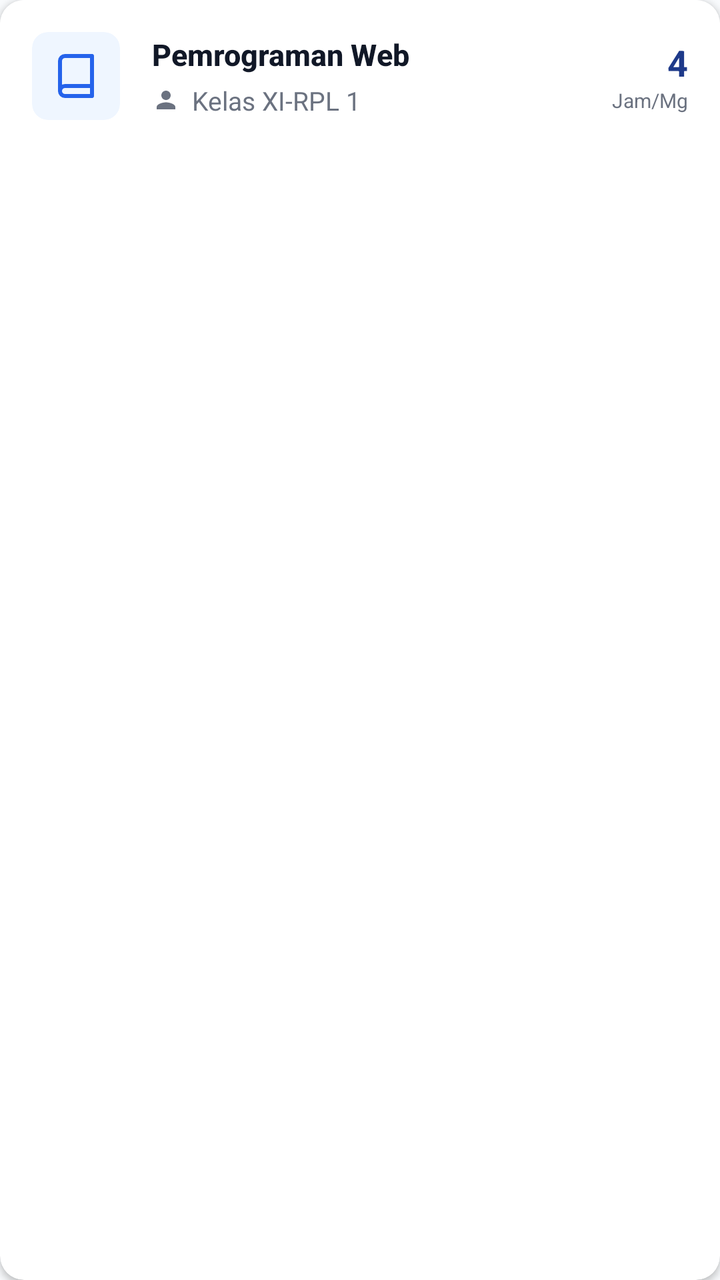
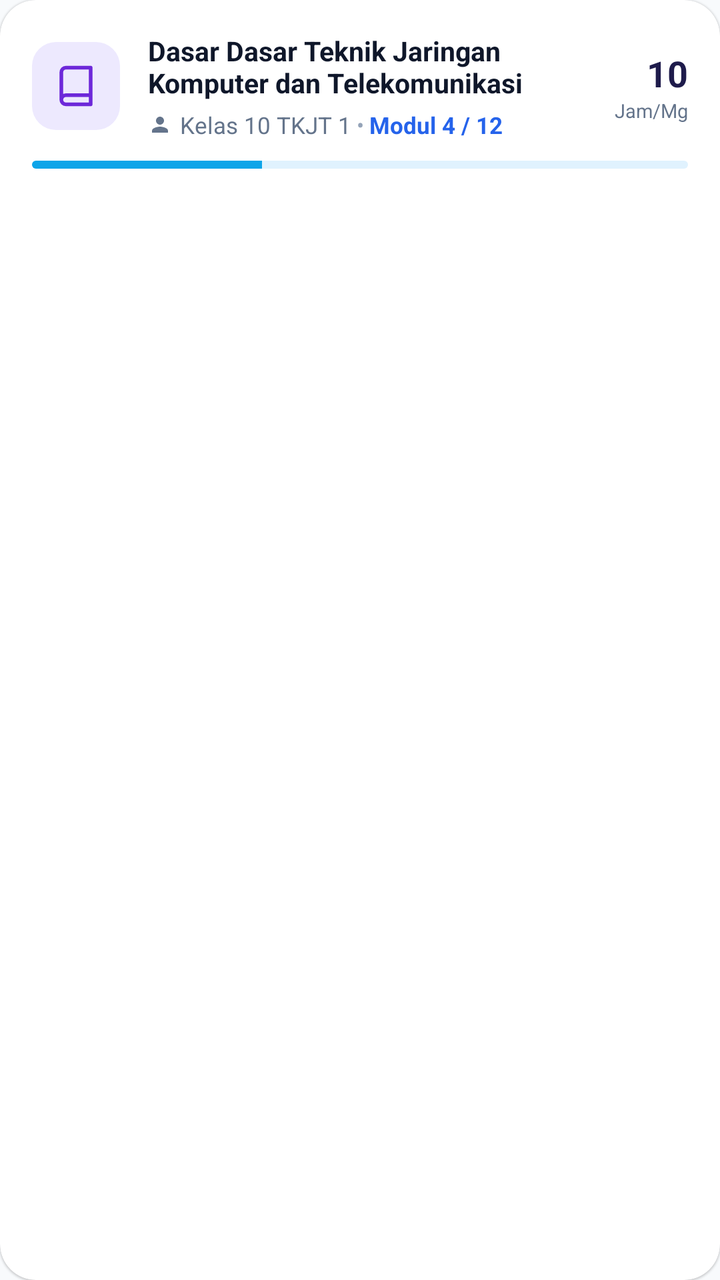

Screens rendered from an Android XML layout before and after an edit, with the pre-edit source and the edit as a unified diff.
<!-- AndroidManifest.xml: application theme Theme.MarijanCBT -->
<!-- res/layout/item_mapel_diampu.xml -->
<?xml version="1.0" encoding="utf-8"?>
<androidx.cardview.widget.CardView xmlns:android="http://schemas.android.com/apk/res/android"
    xmlns:app="http://schemas.android.com/apk/res-auto"
    android:layout_width="match_parent"
    android:layout_height="wrap_content"
    android:layout_marginBottom="12dp"
    app:cardCornerRadius="12dp"
    app:cardElevation="2dp">

    
    <LinearLayout
        android:layout_width="match_parent"
        android:layout_height="wrap_content"
        android:orientation="horizontal"
        android:gravity="center_vertical"
        android:padding="16dp"
        android:background="#FFFFFF">

        
        <androidx.cardview.widget.CardView
            android:layout_width="44dp"
            android:layout_height="44dp"
            app:cardCornerRadius="8dp"
            app:cardElevation="0dp"
            app:cardBackgroundColor="#EFF6FF"
            android:layout_marginEnd="16dp">
            
            <ImageView
                android:layout_width="24dp"
                android:layout_height="24dp"
                android:layout_gravity="center"
                android:src="@drawable/ic_modern_materi"
                app:tint="#2563EB" />
        </androidx.cardview.widget.CardView>

        
        <LinearLayout
            android:layout_width="0dp"
            android:layout_height="wrap_content"
            android:layout_weight="1"
            android:orientation="vertical">
            <TextView
                android:id="@+id/tvNamaMapel"
                android:layout_width="wrap_content"
                android:layout_height="wrap_content"
                android:text="Pemrograman Web"
                android:textColor="#111827"
                android:textSize="15sp"
                android:textStyle="bold"
                android:fontFamily="sans-serif-medium"
                android:layout_marginBottom="4dp" />
                
            <LinearLayout
                android:layout_width="wrap_content"
                android:layout_height="wrap_content"
                android:orientation="horizontal"
                android:gravity="center_vertical">
                <ImageView
                    android:layout_width="14dp"
                    android:layout_height="14dp"
                    android:src="@drawable/ic_modern_profile"
                    app:tint="#6B7280"
                    android:layout_marginEnd="6dp"/>
                <TextView
                    android:id="@+id/tvNamaKelas"
                    android:layout_width="wrap_content"
                    android:layout_height="wrap_content"
                    android:text="Kelas XI-RPL 1"
                    android:textColor="#6B7280"
                    android:textSize="13sp" />
            </LinearLayout>
        </LinearLayout>

        
        <LinearLayout
            android:layout_width="wrap_content"
            android:layout_height="wrap_content"
            android:orientation="vertical"
            android:gravity="end">
            <TextView
                android:id="@+id/tvTotalJam"
                android:layout_width="wrap_content"
                android:layout_height="wrap_content"
                android:text="4"
                android:textColor="#1E3A8A"
                android:textSize="18sp"
                android:textStyle="bold" />
            <TextView
                android:layout_width="wrap_content"
                android:layout_height="wrap_content"
                android:text="Jam/Mg"
                android:textColor="#6B7280"
                android:textSize="10sp" />
        </LinearLayout>
    </LinearLayout>
</androidx.cardview.widget.CardView>
<!-- resources referenced by this layout -->
<resources>
  <!-- drawable ic_modern_materi (drawable) -->
  <vector xmlns:android="http://schemas.android.com/apk/res/android" android:width="24dp" android:height="24dp" android:viewportWidth="24" android:viewportHeight="24">
    <path android:fillColor="#00000000" android:strokeColor="#9333EA" android:strokeWidth="2" android:strokeLineCap="round" android:strokeLineJoin="round" android:pathData="M4 19.5A2.5 2.5 0 0 1 6.5 17H20 M6.5 2H20v20H6.5A2.5 2.5 0 0 1 4 19.5v-15A2.5 2.5 0 0 1 6.5 2z"/>
  </vector>
  <!-- drawable ic_modern_profile (drawable) -->
  <vector xmlns:android="http://schemas.android.com/apk/res/android"
      android:width="24dp"
      android:height="24dp"
      android:viewportWidth="24"
      android:viewportHeight="24">
    <path
        android:fillColor="@android:color/white"
        android:pathData="M12,12c2.21,0 4,-1.79 4,-4s-1.79,-4 -4,-4 -4,1.79 -4,4 1.79,4 4,4zM12,14c-2.67,0 -8,1.34 -8,4v2h16v-2c0,-2.66 -5.33,-4 -8,-4z"/>
  </vector>
  <style name="Theme.MarijanCBT" parent="Theme.AppCompat.Light.NoActionBar">
          <item name="android:windowLightStatusBar">true</item>
          <item name="android:statusBarColor">#FFFFFF</item>
          <item name="android:windowBackground">#F8FAFC</item>
          <item name="android:windowAnimationStyle">@style/WindowAnimation.Smooth</item>
      </style>
  <style name="WindowAnimation.Smooth" parent="@android:style/Animation.Activity">
          <item name="android:activityOpenEnterAnimation">@anim/fade_in_smooth</item>
          <item name="android:activityOpenExitAnimation">@anim/stay_smooth</item>
          <item name="android:activityCloseEnterAnimation">@anim/stay_smooth</item>
          <item name="android:activityCloseExitAnimation">@anim/fade_out_smooth</item>
          <item name="android:taskOpenEnterAnimation">@anim/fade_in_smooth</item>
          <item name="android:taskOpenExitAnimation">@anim/stay_smooth</item>
          <item name="android:taskCloseEnterAnimation">@anim/stay_smooth</item>
          <item name="android:taskCloseExitAnimation">@anim/fade_out_smooth</item>
          <item name="android:taskToFrontEnterAnimation">@anim/fade_in_smooth</item>
          <item name="android:taskToFrontExitAnimation">@anim/stay_smooth</item>
          <item name="android:taskToBackEnterAnimation">@anim/stay_smooth</item>
          <item name="android:taskToBackExitAnimation">@anim/fade_out_smooth</item>
      </style>
</resources>

<!-- the commit's change to res/layout/item_mapel_diampu.xml (unified diff, before → after) -->
@@ -1,96 +1,137 @@
 <?xml version="1.0" encoding="utf-8"?>
 <androidx.cardview.widget.CardView xmlns:android="http://schemas.android.com/apk/res/android"
     xmlns:app="http://schemas.android.com/apk/res-auto"
+    xmlns:tools="http://schemas.android.com/tools"
     android:layout_width="match_parent"
     android:layout_height="wrap_content"
     android:layout_marginBottom="12dp"
-    app:cardCornerRadius="12dp"
-    app:cardElevation="2dp">
+    app:cardCornerRadius="18dp"
+    app:cardElevation="0.5dp"
+    app:cardBackgroundColor="#FFFFFF">
 
-    
     <LinearLayout
         android:layout_width="match_parent"
         android:layout_height="wrap_content"
-        android:orientation="horizontal"
-        android:gravity="center_vertical"
-        android:padding="16dp"
-        android:background="#FFFFFF">
+        android:orientation="vertical"
+        android:padding="16dp">
 
-        
-        <androidx.cardview.widget.CardView
-            android:layout_width="44dp"
-            android:layout_height="44dp"
-            app:cardCornerRadius="8dp"
-            app:cardElevation="0dp"
-            app:cardBackgroundColor="#EFF6FF"
-            android:layout_marginEnd="16dp">
+        <LinearLayout
+            android:layout_width="match_parent"
+            android:layout_height="wrap_content"
+            android:orientation="horizontal"
+            android:gravity="center_vertical">
+
             
-            <ImageView
-                android:layout_width="24dp"
-                android:layout_height="24dp"
-                android:layout_gravity="center"
-                android:src="@drawable/ic_modern_materi"
-                app:tint="#2563EB" />
-        </androidx.cardview.widget.CardView>
+            <FrameLayout
+                android:id="@+id/flMapelIconBg"
+                android:layout_width="44dp"
+                android:layout_height="44dp"
+                android:background="@drawable/bg_rounded_border"
+                android:backgroundTint="#EDE9FE"
+                android:layout_marginEnd="14dp">
 
-        
-        <LinearLayout
-            android:layout_width="0dp"
-            android:layout_height="wrap_content"
-            android:layout_weight="1"
-            android:orientation="vertical">
-            <TextView
-                android:id="@+id/tvNamaMapel"
-                android:layout_width="wrap_content"
+                <ImageView
+                    android:id="@+id/ivMapelIcon"
+                    android:layout_width="22dp"
+                    android:layout_height="22dp"
+                    android:layout_gravity="center"
+                    android:src="@drawable/ic_modern_materi"
+                    app:tint="#6D28D9" />
+            </FrameLayout>
+
+            
+            <LinearLayout
+                android:layout_width="0dp"
                 android:layout_height="wrap_content"
-                android:text="Pemrograman Web"
-                android:textColor="#111827"
-                android:textSize="15sp"
-                android:textStyle="bold"
-                android:fontFamily="sans-serif-medium"
-                android:layout_marginBottom="4dp" />
-                
+                android:layout_weight="1"
+                android:orientation="vertical">
+
+                <TextView
+                    android:id="@+id/tvNamaMapel"
+                    android:layout_width="match_parent"
+                    android:layout_height="wrap_content"
+                    android:text="Dasar Dasar Teknik Jaringan Komputer dan Telekomunikasi"
+                    android:textColor="#0F172A"
+                    android:textSize="13.5sp"
+                    android:textStyle="bold"
+                    android:maxLines="2"
+                    android:ellipsize="end" />
+
+                <LinearLayout
+                    android:layout_width="wrap_content"
+                    android:layout_height="wrap_content"
+                    android:orientation="horizontal"
+                    android:gravity="center_vertical"
+                    android:layout_marginTop="4dp">
+
+                    <ImageView
+                        android:layout_width="12dp"
+                        android:layout_height="12dp"
+                        android:src="@drawable/ic_modern_profile"
+                        app:tint="#64748B"
+                        android:layout_marginEnd="4dp"/>
+
+                    <TextView
+                        android:id="@+id/tvNamaKelas"
+                        android:layout_width="wrap_content"
+                        android:layout_height="wrap_content"
+                        android:text="Kelas 10 TKJT 1"
+                        android:textColor="#64748B"
+                        android:textSize="11.5sp" />
+
+                    <TextView
+                        android:layout_width="wrap_content"
+                        android:layout_height="wrap_content"
+                        android:text=" • "
+                        android:textColor="#94A3B8"
+                        android:textSize="11sp" />
+
+                    <TextView
+                        android:id="@+id/tvModulInfo"
+                        android:layout_width="wrap_content"
+                        android:layout_height="wrap_content"
+                        android:text="Modul 4 / 12"
+                        android:textColor="#2563EB"
+                        android:textSize="11.5sp"
+                        android:textStyle="bold" />
+                </LinearLayout>
+            </LinearLayout>
+
+            
             <LinearLayout
                 android:layout_width="wrap_content"
                 android:layout_height="wrap_content"
-                android:orientation="horizontal"
-                android:gravity="center_vertical">
-                <ImageView
-                    android:layout_width="14dp"
-                    android:layout_height="14dp"
-                    android:src="@drawable/ic_modern_profile"
-                    app:tint="#6B7280"
-                    android:layout_marginEnd="6dp"/>
+                android:orientation="vertical"
+                android:gravity="end"
+                android:layout_marginStart="8dp">
+
                 <TextView
-                    android:id="@+id/tvNamaKelas"
+                    android:id="@+id/tvTotalJam"
                     android:layout_width="wrap_content"
                     android:layout_height="wrap_content"
-                    android:text="Kelas XI-RPL 1"
-                    android:textColor="#6B7280"
-                    android:textSize="13sp" />
+                    android:text="10"
+                    android:textColor="#1E1B4B"
+                    android:textSize="18sp"
+                    android:textStyle="bold" />
+
+                <TextView
+                    android:layout_width="wrap_content"
+                    android:layout_height="wrap_content"
+                    android:text="Jam/Mg"
+                    android:textColor="#64748B"
+                    android:textSize="9.5sp" />
             </LinearLayout>
         </LinearLayout>
 
         
-        <LinearLayout
-            android:layout_width="wrap_content"
-            android:layout_height="wrap_content"
-            android:orientation="vertical"
-            android:gravity="end">
-            <TextView
-                android:id="@+id/tvTotalJam"
-                android:layout_width="wrap_content"
-                android:layout_height="wrap_content"
-                android:text="4"
-                android:textColor="#1E3A8A"
-                android:textSize="18sp"
-                android:textStyle="bold" />
-            <TextView
-                android:layout_width="wrap_content"
-                android:layout_height="wrap_content"
-                android:text="Jam/Mg"
-                android:textColor="#6B7280"
-                android:textSize="10sp" />
-        </LinearLayout>
+        <ProgressBar
+            android:id="@+id/pbMapelModul"
+            style="?android:attr/progressBarStyleHorizontal"
+            android:layout_width="match_parent"
+            android:layout_height="4dp"
+            android:layout_marginTop="10dp"
+            android:max="100"
+            android:progress="35"
+            android:progressDrawable="@drawable/bg_progress_blue" />
     </LinearLayout>
 </androidx.cardview.widget.CardView>
<!-- resource entries referenced after the edit -->
@@ -1,5 +1,30 @@
 <!-- resources referenced by this layout -->
 <resources>
+  <!-- drawable bg_progress_blue (drawable) -->
+  <?xml version="1.0" encoding="utf-8"?>
+  <layer-list xmlns:android="http://schemas.android.com/apk/res/android">
+      <item android:id="@android:id/background">
+          <shape>
+              <corners android:radius="3dp" />
+              <solid android:color="#E0F2FE" />
+          </shape>
+      </item>
+      <item android:id="@android:id/progress">
+          <clip>
+              <shape>
+                  <corners android:radius="3dp" />
+                  <solid android:color="#0EA5E9" />
+              </shape>
+          </clip>
+      </item>
+  </layer-list>
+  <!-- drawable bg_rounded_border (drawable) -->
+  <?xml version="1.0" encoding="utf-8"?>
+  <shape xmlns:android="http://schemas.android.com/apk/res/android"
+      android:shape="rectangle">
+      <solid android:color="#FFFFFF" />
+      <corners android:radius="12dp" />
+  </shape>
   <!-- drawable ic_modern_materi (drawable) -->
   <vector xmlns:android="http://schemas.android.com/apk/res/android" android:width="24dp" android:height="24dp" android:viewportWidth="24" android:viewportHeight="24">
     <path android:fillColor="#00000000" android:strokeColor="#9333EA" android:strokeWidth="2" android:strokeLineCap="round" android:strokeLineJoin="round" android:pathData="M4 19.5A2.5 2.5 0 0 1 6.5 17H20 M6.5 2H20v20H6.5A2.5 2.5 0 0 1 4 19.5v-15A2.5 2.5 0 0 1 6.5 2z"/>
